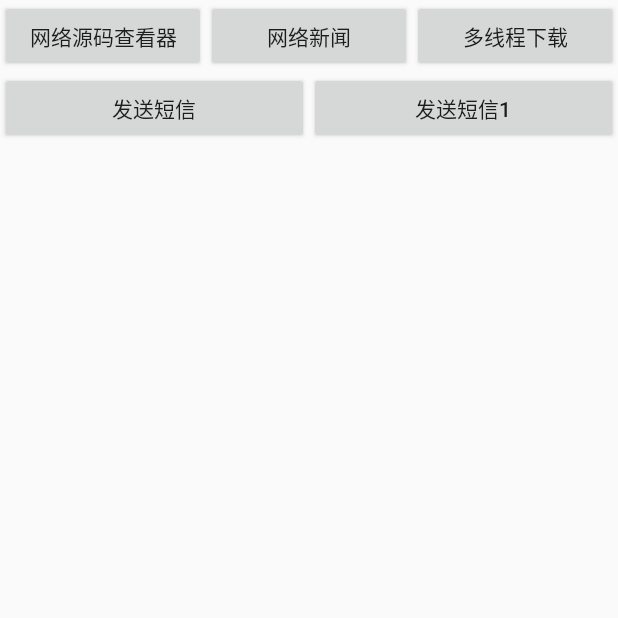
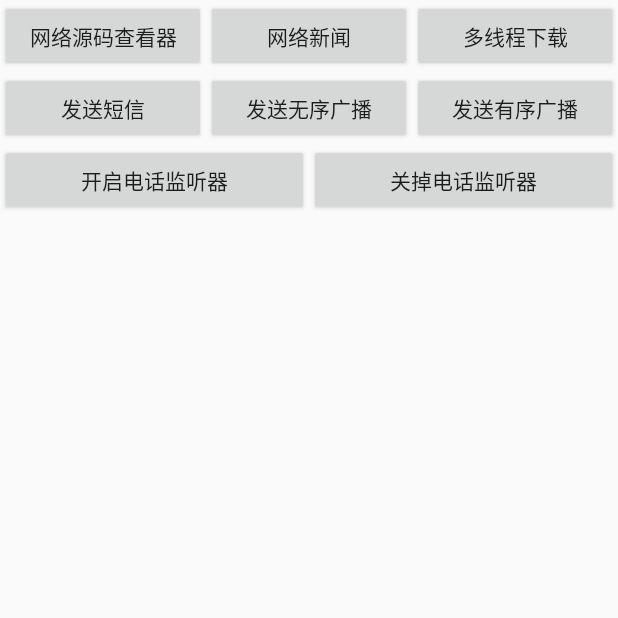
Before and after one commit to sayhellotogithub/MyAndroid, an Android app: the layout_function_total screen opened directly, with no data from a screen before it, on a phone screen of 412 x 824 dp, the top half of it. Run offline under Robolectric (Android 15) with nearby library versions, the phone set to English and light mode, and no system bars.

Commit message:
Signed-off-by: wangjun <3350039875@qq.com> defe

```diff
--- a/BaseContructor/app/src/main/java/com/iblogstreet/basecontructor/activity/MyActivity.java
+++ b/BaseContructor/app/src/main/java/com/iblogstreet/basecontructor/activity/MyActivity.java
@@ -13,6 +13,9 @@ import android.widget.Toast;
 
 import com.iblogstreet.basecontructor.R;
 
+/**
+ * 网页与APP端交互
+ * */
 public class MyActivity extends Activity {
     /**
      * Called when the activity is first created.
@@ -49,7 +52,6 @@ public class MyActivity extends Activity {
 
         mWebView.addJavascriptInterface(new DemoJavaScriptInterface(), "asdasd");
         mWebView.addJavascriptInterface(new myHellowWorld(),"my");
-
         mWebView.loadUrl("file:///android_asset/main.html");
     }
 
--- a/BaseContructor/app/src/main/java/com/iblogstreet/basecontructor/activity/layout_function_total.java
+++ b/BaseContructor/app/src/main/java/com/iblogstreet/basecontructor/activity/layout_function_total.java
@@ -8,6 +8,7 @@ import android.widget.Button;
 import android.widget.Toast;
 
 import com.iblogstreet.basecontructor.R;
+import com.iblogstreet.basecontructor.Service.CallListenerService;
 import com.iblogstreet.basecontructor.activity.network.MulDownActivity;
 import com.iblogstreet.basecontructor.activity.network.NetSourcecodeActivity;
 import com.iblogstreet.basecontructor.activity.network.NetworkNewsActivity;
@@ -17,8 +18,11 @@ import com.iblogstreet.basecontructor.activity.sendmessage.SendMessageActivity;
  * Created by Administrator on 2016/3/16.
  */
 public class layout_function_total extends Activity implements View.OnClickListener {
-    Button button_network_watcher,button_network_news,button_mul_down;
+    Button button_network_watcher, button_network_news, button_mul_down;
     Button button_send_message;
+    Button button_send_broadcast, button_send_broadcast_order;
+    Button button_phone_watch,button_phone_watch_close;
+
     @Override
     protected void onCreate(Bundle savedInstanceState) {
         super.onCreate(savedInstanceState);
@@ -27,11 +31,16 @@ public class layout_function_total extends Activity implements View.OnClickListe
         iniValues();
         iniListener();
     }
+
     private void iniView() {
-        button_network_watcher=(Button)findViewById(R.id.button_network_watcher);
-        button_network_news=(Button)findViewById(R.id.button_network_news);
-        button_mul_down=(Button)findViewById(R.id.button_mul_down);
-        button_send_message=(Button)findViewById(R.id.button_send_message);
+        button_network_watcher = (Button) findViewById(R.id.button_network_watcher);
+        button_network_news = (Button) findViewById(R.id.button_network_news);
+        button_mul_down = (Button) findViewById(R.id.button_mul_down);
+        button_send_message = (Button) findViewById(R.id.button_send_message);
+        button_send_broadcast = (Button) findViewById(R.id.button_send_broadcast);
+        button_send_broadcast_order = (Button) findViewById(R.id.button_send_broadcast_order);
+        button_phone_watch=(Button)findViewById(R.id.button_phone_watch);
+        button_phone_watch_close=(Button)findViewById(R.id.button_phone_watch_close);
     }
 
     private void iniListener() {
@@ -40,6 +49,10 @@ public class layout_function_total extends Activity implements View.OnClickListe
         button_network_news.setOnClickListener(this);
         button_mul_down.setOnClickListener(this);
         button_send_message.setOnClickListener(this);
+        button_send_broadcast.setOnClickListener(this);
+        button_send_broadcast_order.setOnClickListener(this);
+        button_phone_watch.setOnClickListener(this);
+        button_phone_watch_close.setOnClickListener(this);
     }
 
     private void iniValues() {
@@ -49,8 +62,8 @@ public class layout_function_total extends Activity implements View.OnClickListe
 
     @Override
     public void onClick(View v) {
-        Intent intent=new Intent();
-        switch (v.getId()){
+        Intent intent = new Intent();
+        switch (v.getId()) {
             case R.id.button_network_watcher:
                 intent.setClass(layout_function_total.this, NetSourcecodeActivity.class);
                 Toast.makeText(layout_function_total.this, "button_network_watcher", Toast.LENGTH_SHORT).show();
@@ -71,8 +84,37 @@ public class layout_function_total extends Activity implements View.OnClickListe
                 Toast.makeText(layout_function_total.this, "SendMessageActivity", Toast.LENGTH_SHORT).show();
                 startActivity(intent);
                 break;
+            case R.id.button_send_broadcast://发送无序广播
+                intent.putExtra("data", "无序广播");
+                intent.setAction("com.iblogstreet.disorderbroadcast");
+                sendBroadcast(intent);
+                break;
+            case R.id.button_send_broadcast_order://发送有序广播
+                intent.putExtra("data", "有序广播");
+                intent.setAction("com.iblogstreet.orderbroadcast");
+                /*在 sendOrderedBroadcast 的时候我们指定 OrderReceiver 为
+                最终广播接收者。那么就算是之前的 MyReceiver3 将该广播终止了，OrderReceiver 依然可以接收到该广播。
+                这就是最终广播的特点*/
+                // sendOrderedBroadcast(intent,null,new OrderReceiver(),null,0,"我得到幸运",null);
+                sendOrderedBroadcast(intent, null, null, null, 0, "我得到幸运", null);
+                break;
+            case R.id.button_phone_watch://开启电话监听器服务
+                //设置Context和服务的字节码
+                intent.setClass(this, CallListenerService.class);
+                //开启服务
+                startService(intent);
+                Toast.makeText(this,"开启电话监听器服务",Toast.LENGTH_SHORT).show();
+                break;
+            case R.id.button_phone_watch_close://关掉电话监听器服务
+
+                break;
             default:
                 break;
         }
     }
+
+    @Override
+    protected void onDestroy() {
+        super.onDestroy();
+    }
 }
--- a/BaseContructor/app/src/main/res/layout/layout_function_total.xml
+++ b/BaseContructor/app/src/main/res/layout/layout_function_total.xml
@@ -44,8 +44,35 @@
             />
         <Button
             android:layout_height="wrap_content"
-            android:id="@+id/button_send"
-            android:text="发送短信1"
+            android:id="@+id/button_send_broadcast"
+            android:text="发送无序广播"
+            android:layout_width="0dp"
+            android:layout_weight="1"
+            />
+        <Button
+            android:layout_height="wrap_content"
+            android:id="@+id/button_send_broadcast_order"
+            android:text="发送有序广播"
+            android:layout_width="0dp"
+            android:layout_weight="1"
+            />
+    </LinearLayout>
+    <LinearLayout
+        android:layout_width="match_parent"
+        android:layout_height="wrap_content"
+        android:orientation="horizontal"
+        >
+        <Button
+            android:layout_height="wrap_content"
+            android:id="@+id/button_phone_watch"
+            android:text="开启电话监听器"
+            android:layout_width="0dp"
+            android:layout_weight="1"
+            />
+        <Button
+            android:layout_height="wrap_content"
+            android:id="@+id/button_phone_watch_close"
+            android:text="关掉电话监听器"
             android:layout_width="0dp"
             android:layout_weight="1"
             />
```
Also changed, not shown: BaseContructor/app/src/main/AndroidManifest.xml (+43 -0 lines), BaseContructor/app/src/main/java/com/iblogstreet/basecontructor/activity/sendmessage/ContactsActivity.java (line endings or trailing spaces).
